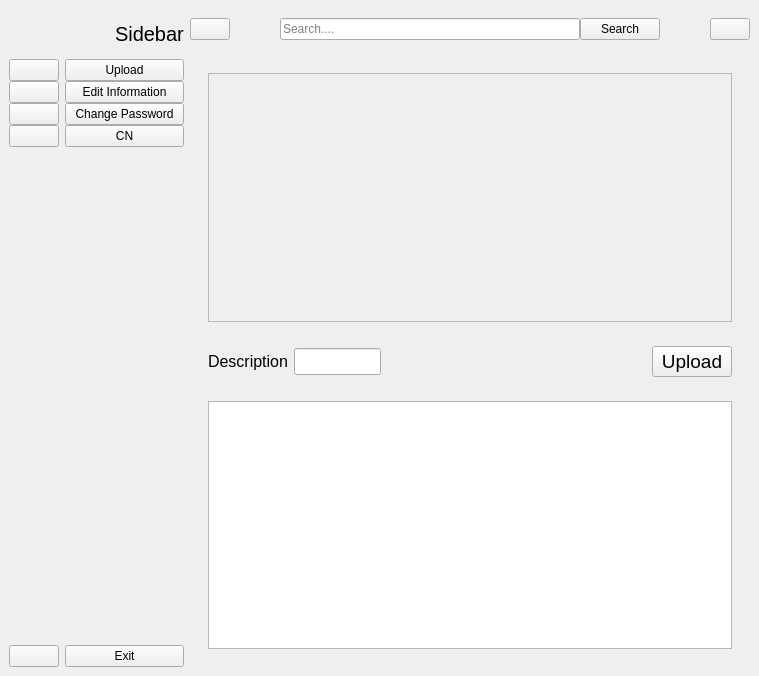
First picture: the form in base_ui.ui, repository KakashiJiyayou/test3_adding_UI_for_future_functional, before the edit.
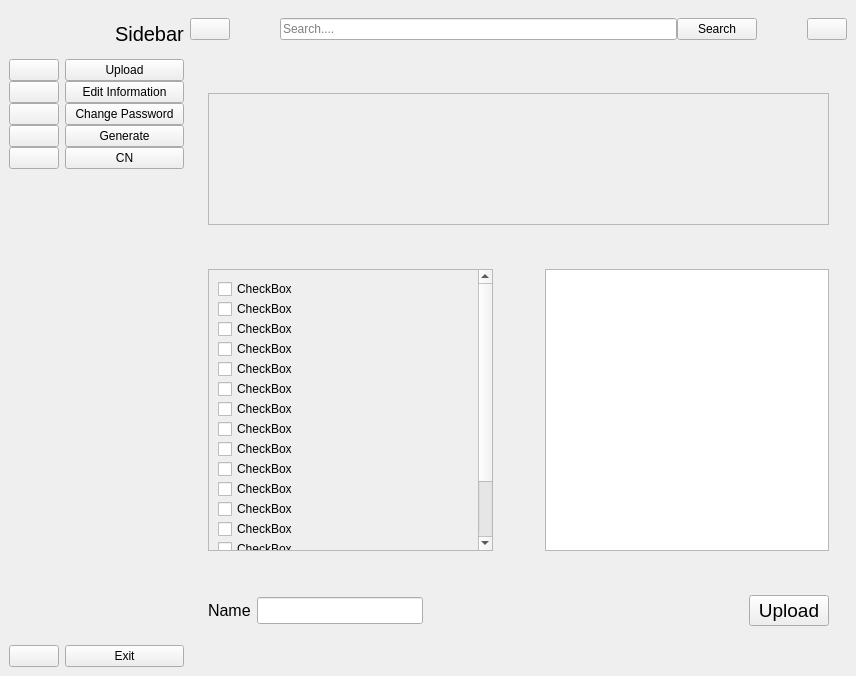
Second picture: the form after the edit. The open tabs and pages were chosen to show the change. Icons and pictures are not drawn.

Diff of the .ui file:
```diff
--- a/base_ui.ui
+++ b/base_ui.ui
@@ -6,7 +6,7 @@
    <rect>
     <x>0</x>
     <y>0</y>
-    <width>758</width>
+    <width>856</width>
     <height>676</height>
    </rect>
   </property>
@@ -141,6 +141,24 @@
            </property>
           </widget>
          </item>
+         <item>
+          <widget class="QPushButton" name="pushButton_2">
+           <property name="text">
+            <string/>
+           </property>
+           <property name="icon">
+            <iconset resource="resource.qrc">
+             <normaloff>:/icon/icon/edit-11-32.ico</normaloff>
+             <normalon>:/icon/icon/edit-11-49.ico</normalon>:/icon/icon/edit-11-32.ico</iconset>
+           </property>
+           <property name="checkable">
+            <bool>true</bool>
+           </property>
+           <property name="autoExclusive">
+            <bool>true</bool>
+           </property>
+          </widget>
+         </item>
          <item>
           <widget class="QPushButton" name="pushButton_2_change_language">
            <property name="text">
@@ -334,6 +352,24 @@
            </property>
           </widget>
          </item>
+         <item>
+          <widget class="QPushButton" name="pushButton_3">
+           <property name="text">
+            <string>Generate</string>
+           </property>
+           <property name="icon">
+            <iconset resource="resource.qrc">
+             <normaloff>:/icon/icon/edit-11-32.ico</normaloff>
+             <normalon>:/icon/icon/edit-11-49.ico</normalon>:/icon/icon/edit-11-32.ico</iconset>
+           </property>
+           <property name="checkable">
+            <bool>true</bool>
+           </property>
+           <property name="autoExclusive">
+            <bool>true</bool>
+           </property>
+          </widget>
+         </item>
          <item>
           <widget class="QPushButton" name="pushButton_Change_lang">
            <property name="text">
@@ -563,10 +599,16 @@
         <property name="currentIndex">
          <number>1</number>
         </property>
-        <widget class="QWidget" name="upload_page">
+        <widget class="QWidget" name="generate_page">
          <layout class="QGridLayout" name="gridLayout_4">
           <item row="0" column="0">
            <widget class="QWidget" name="widget_for_scroll" native="true">
+            <property name="maximumSize">
+             <size>
+              <width>16777215</width>
+              <height>150</height>
+             </size>
+            </property>
             <layout class="QGridLayout" name="gridLayout">
              <item row="0" column="0">
               <widget class="QScrollArea" name="scrollArea">
@@ -578,8 +620,8 @@
                  <rect>
                   <x>0</x>
                   <y>0</y>
-                  <width>45</width>
-                  <height>16</height>
+                  <width>615</width>
+                  <height>130</height>
                  </rect>
                 </property>
                </widget>
@@ -588,8 +630,269 @@
             </layout>
            </widget>
           </item>
-          <item row="1" column="0">
+          <item row="2" column="0">
+           <widget class="QWidget" name="widget" native="true">
+            <property name="minimumSize">
+             <size>
+              <width>0</width>
+              <height>100</height>
+             </size>
+            </property>
+            <property name="maximumSize">
+             <size>
+              <width>16777215</width>
+              <height>300</height>
+             </size>
+            </property>
+            <layout class="QGridLayout" name="gridLayout_7">
+             <item row="0" column="0">
+              <layout class="QHBoxLayout" name="horizontalLayout_12">
+               <item>
+                <widget class="QScrollArea" name="scrollArea_2">
+                 <property name="minimumSize">
+                  <size>
+                   <width>200</width>
+                   <height>0</height>
+                  </size>
+                 </property>
+                 <property name="widgetResizable">
+                  <bool>true</bool>
+                 </property>
+                 <widget class="QWidget" name="scrollAreaWidgetContents_checkbox">
+                  <property name="geometry">
+                   <rect>
+                    <x>0</x>
+                    <y>-31</y>
+                    <width>260</width>
+                    <height>309</height>
+                   </rect>
+                  </property>
+                  <layout class="QGridLayout" name="gridLayout_3">
+                   <item row="0" column="0">
+                    <layout class="QVBoxLayout" name="scrollarea_checkbox_dirlist">
+                     <property name="spacing">
+                      <number>0</number>
+                     </property>
+                     <item>
+                      <widget class="QCheckBox" name="checkBox">
+                       <property name="text">
+                        <string>CheckBox</string>
+                       </property>
+                      </widget>
+                     </item>
+                     <item>
+                      <widget class="QCheckBox" name="checkBox_5">
+                       <property name="text">
+                        <string>CheckBox</string>
+                       </property>
+                      </widget>
+                     </item>
+                     <item>
+                      <widget class="QCheckBox" name="checkBox_10">
+                       <property name="text">
+                        <string>CheckBox</string>
+                       </property>
+                      </widget>
+                     </item>
+                     <item>
+                      <widget class="QCheckBox" name="checkBox_8">
+                       <property name="text">
+                        <string>CheckBox</string>
+                       </property>
+                      </widget>
+                     </item>
+                     <item>
+                      <widget class="QCheckBox" name="checkBox_9">
+                       <property name="text">
+                        <string>CheckBox</string>
+                       </property>
+                      </widget>
+                     </item>
+                     <item>
+                      <widget class="QCheckBox" name="checkBox_13">
+                       <property name="text">
+                        <string>CheckBox</string>
+                       </property>
+                      </widget>
+                     </item>
+                     <item>
+                      <widget class="QCheckBox" name="checkBox_14">
+                       <property name="text">
+                        <string>CheckBox</string>
+                       </property>
+                      </widget>
+                     </item>
+                     <item>
+                      <widget class="QCheckBox" name="checkBox_17">
+                       <property name="text">
+                        <string>CheckBox</string>
+                       </property>
+                      </widget>
+                     </item>
+                     <item>
+                      <widget class="QCheckBox" name="checkBox_12">
+                       <property name="text">
+                        <string>CheckBox</string>
+                       </property>
+                      </widget>
+                     </item>
+                     <item>
+                      <widget class="QCheckBox" name="checkBox_11">
+                       <property name="text">
+                        <string>CheckBox</string>
+                       </property>
+                      </widget>
+                     </item>
+                     <item>
+                      <widget class="QCheckBox" name="checkBox_16">
+                       <property name="text">
+                        <string>CheckBox</string>
+                       </property>
+                      </widget>
+                     </item>
+                     <item>
+                      <widget class="QCheckBox" name="checkBox_15">
+                       <property name="text">
+                        <string>CheckBox</string>
+                       </property>
+                      </widget>
+                     </item>
+                     <item>
+                      <widget class="QCheckBox" name="checkBox_7">
+                       <property name="text">
+                        <string>CheckBox</string>
+                       </property>
+                      </widget>
+                     </item>
+                     <item>
+                      <widget class="QCheckBox" name="checkBox_6">
+                       <property name="text">
+                        <string>CheckBox</string>
+                       </property>
+                      </widget>
+                     </item>
+                     <item>
+                      <widget class="QCheckBox" name="checkBox_4">
+                       <property name="text">
+                        <string>CheckBox</string>
+                       </property>
+                      </widget>
+                     </item>
+                     <item>
+                      <widget class="QCheckBox" name="checkBox_3">
+                       <property name="text">
+                        <string>CheckBox</string>
+                       </property>
+                      </widget>
+                     </item>
+                     <item>
+                      <widget class="QCheckBox" name="checkBox_2">
+                       <property name="text">
+                        <string>CheckBox</string>
+                       </property>
+                      </widget>
+                     </item>
+                    </layout>
+                   </item>
+                  </layout>
+                 </widget>
+                </widget>
+               </item>
+               <item>
+                <layout class="QVBoxLayout" name="verticalLayout_10">
+                 <item>
+                  <spacer name="verticalSpacer_3">
+                   <property name="orientation">
+                    <enum>Qt::Vertical</enum>
+                   </property>
+                   <property name="sizeHint" stdset="0">
+                    <size>
+                     <width>20</width>
+                     <height>40</height>
+                    </size>
+                   </property>
+                  </spacer>
+                 </item>
+                 <item>
+                  <widget class="QPushButton" name="button_add_list_to_generate">
+                   <property name="cursor">
+                    <cursorShape>PointingHandCursor</cursorShape>
+                   </property>
+                   <property name="layoutDirection">
+                    <enum>Qt::LeftToRight</enum>
+                   </property>
+                   <property name="text">
+                    <string/>
+                   </property>
+                   <property name="icon">
+                    <iconset resource="resource.qrc">
+                     <normaloff>:/icon/icon/arrow-8-32.ico</normaloff>:/icon/icon/arrow-8-32.ico</iconset>
+                   </property>
+                   <property name="iconSize">
+                    <size>
+                     <width>32</width>
+                     <height>32</height>
+                    </size>
+                   </property>
+                   <property name="flat">
+                    <bool>true</bool>
+                   </property>
+                  </widget>
+                 </item>
+                 <item>
+                  <widget class="QPushButton" name="button_clear_list_to_generate">
+                   <property name="cursor">
+                    <cursorShape>PointingHandCursor</cursorShape>
+                   </property>
+                   <property name="text">
+                    <string/>
+                   </property>
+                   <property name="icon">
+                    <iconset resource="resource.qrc">
+                     <normaloff>:/icon/icon/x-mark-2-32.ico</normaloff>:/icon/icon/x-mark-2-32.ico</iconset>
+                   </property>
+                   <property name="iconSize">
+                    <size>
+                     <width>32</width>
+                     <height>32</height>
+                    </size>
+                   </property>
+                   <property name="flat">
+                    <bool>true</bool>
+                   </property>
+                  </widget>
+                 </item>
+                 <item>
+                  <spacer name="verticalSpacer_4">
+                   <property name="orientation">
+                    <enum>Qt::Vertical</enum>
+                   </property>
+                   <property name="sizeHint" stdset="0">
+                    <size>
+                     <width>20</width>
+                     <height>40</height>
+                    </size>
+                   </property>
+                  </spacer>
+                 </item>
+                </layout>
+               </item>
+               <item>
+                <widget class="QListWidget" name="listWidget"/>
+               </item>
+              </layout>
+             </item>
+            </layout>
+           </widget>
+          </item>
+          <item row="3" column="0">
            <widget class="QWidget" name="widget_upload" native="true">
+            <property name="maximumSize">
+             <size>
+              <width>16777215</width>
+              <height>50</height>
+             </size>
+            </property>
             <layout class="QGridLayout" name="gridLayout_2">
              <item row="0" column="0">
               <layout class="QHBoxLayout" name="horizontalLayout_5">
@@ -601,7 +904,7 @@
                   </font>
                  </property>
                  <property name="text">
-                  <string>Description</string>
+                  <string>Name</string>
                  </property>
                 </widget>
                </item>
@@ -644,27 +947,6 @@
             </layout>
            </widget>
           </item>
-          <item row="2" column="0">
-           <widget class="QWidget" name="widget" native="true">
-            <property name="minimumSize">
-             <size>
-              <width>0</width>
-              <height>100</height>
-             </size>
-            </property>
-            <property name="maximumSize">
-             <size>
-              <width>16777215</width>
-              <height>300</height>
-             </size>
-            </property>
-            <layout class="QGridLayout" name="gridLayout_3">
-             <item row="0" column="0">
-              <widget class="QTextEdit" name="textEdit"/>
-             </item>
-            </layout>
-           </widget>
-          </item>
          </layout>
         </widget>
         <widget class="QWidget" name="download_page">
@@ -960,7 +1242,7 @@
                  <rect>
                   <x>0</x>
                   <y>0</y>
-                  <width>535</width>
+                  <width>633</width>
                   <height>148</height>
                  </rect>
                 </property>
```
Left out of the diff: 52 changed lines with no effect on the pictures.
